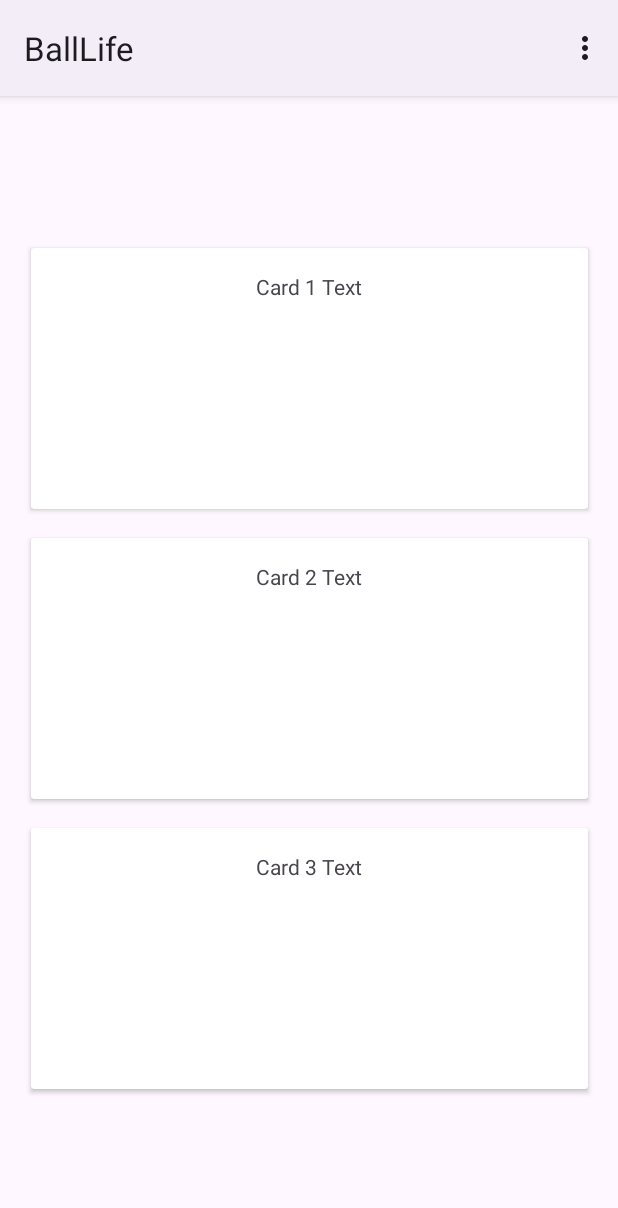
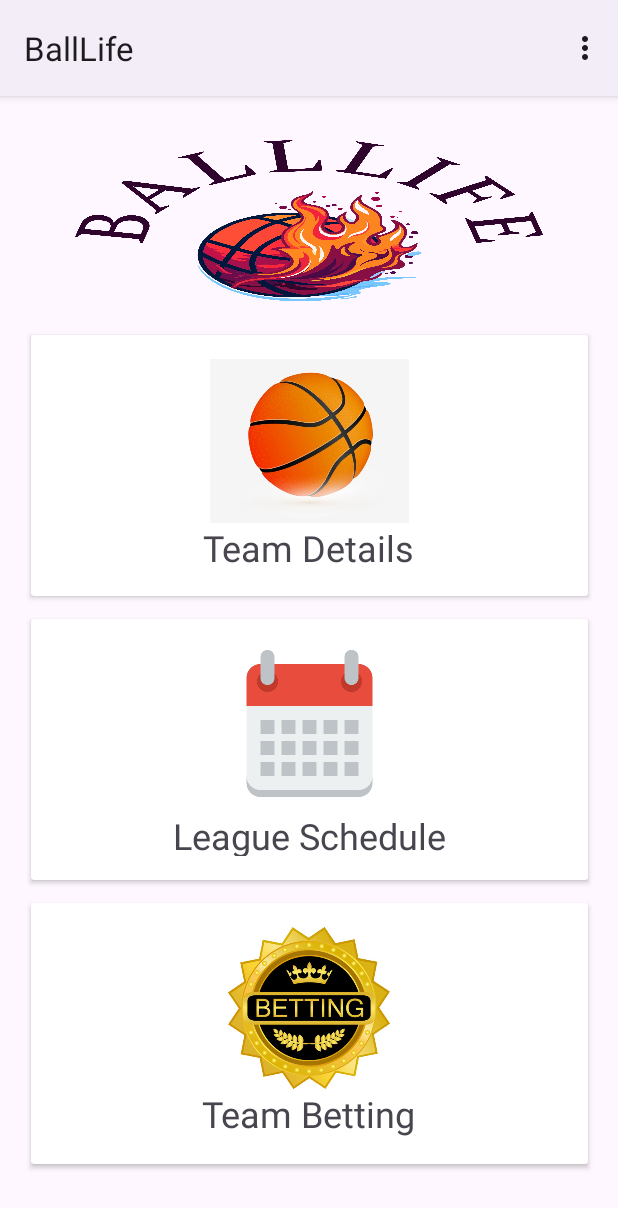
Before and after one commit to imufiii/Capstone-INFO6134, an Android app: the screen it shows after launch (MainActivity), on a phone screen of 412 x 824 dp. Shown: the top 1208 px of the screen. Run offline under Robolectric (Android 15) with nearby library versions, the phone set to English and light mode, and no system bars.

Commit message:
added logos and headings

```diff
--- a/app/src/main/res/layout/activity_main.xml
+++ b/app/src/main/res/layout/activity_main.xml
@@ -8,22 +8,23 @@
 
     <ImageView
         android:id="@+id/logoImageView"
-        android:layout_width="wrap_content"
-        android:layout_height="wrap_content"
-        android:layout_marginStart="171dp"
-        android:layout_marginTop="81dp"
-        android:layout_marginEnd="182dp"
-
+        android:layout_width="370dp"
+        android:layout_height="133dp"
+        android:layout_marginStart="20dp"
+        android:layout_marginTop="16dp"
+        android:layout_marginEnd="20dp"
+        android:scaleType="fitXY"
         app:layout_constraintEnd_toEndOf="parent"
         app:layout_constraintStart_toStartOf="parent"
-        app:layout_constraintTop_toTopOf="parent" />
+        app:layout_constraintTop_toTopOf="parent"
+        app:srcCompat="@drawable/logo" />
 
     <androidx.cardview.widget.CardView
         android:id="@+id/cardView"
         android:layout_width="371dp"
         android:layout_height="174dp"
         android:layout_marginStart="20dp"
-        android:layout_marginTop="20dp"
+        android:layout_marginTop="10dp"
         android:layout_marginEnd="20dp"
         android:clickable="true"
         android:focusable="true"
@@ -39,16 +40,17 @@
             android:padding="16dp">
 
             <ImageView
-                android:layout_width="wrap_content"
-                android:layout_height="wrap_content"
-
-                android:layout_gravity="center"/>
+                android:layout_width="270dp"
+                android:layout_height="109dp"
+                android:layout_gravity="center"
+                app:srcCompat="@drawable/team" />
 
             <TextView
                 android:layout_width="wrap_content"
                 android:layout_height="wrap_content"
-                android:text="Card 1 Text"
-                android:layout_gravity="center"/>
+                android:layout_gravity="center"
+                android:text="Team Details"
+                android:textSize="24sp" />
         </LinearLayout>
     </androidx.cardview.widget.CardView>
 
@@ -57,7 +59,7 @@
         android:layout_width="371dp"
         android:layout_height="174dp"
         android:layout_marginStart="20dp"
-        android:layout_marginTop="19dp"
+        android:layout_marginTop="15dp"
         android:layout_marginEnd="20dp"
         android:layout_marginBottom="19dp"
         android:clickable="true"
@@ -75,16 +77,18 @@
             android:padding="16dp">
 
             <ImageView
-                android:layout_width="wrap_content"
-                android:layout_height="wrap_content"
+                android:layout_width="343dp"
+                android:layout_height="112dp"
 
-                android:layout_gravity="center"/>
+                android:layout_gravity="center"
+                app:srcCompat="@drawable/schedule" />
 
             <TextView
                 android:layout_width="wrap_content"
                 android:layout_height="wrap_content"
-                android:text="Card 2 Text"
-                android:layout_gravity="center"/>
+                android:layout_gravity="center"
+                android:text="League Schedule"
+                android:textSize="24sp" />
         </LinearLayout>
     </androidx.cardview.widget.CardView>
 
@@ -93,7 +97,7 @@
         android:layout_width="371dp"
         android:layout_height="174dp"
         android:layout_marginStart="20dp"
-        android:layout_marginTop="19dp"
+        android:layout_marginTop="15dp"
         android:layout_marginEnd="20dp"
         android:clickable="true"
         android:focusable="true"
@@ -109,16 +113,18 @@
             android:padding="16dp">
 
             <ImageView
-                android:layout_width="wrap_content"
-                android:layout_height="wrap_content"
+                android:layout_width="329dp"
+                android:layout_height="108dp"
 
-                android:layout_gravity="center"/>
+                android:layout_gravity="center"
+                app:srcCompat="@drawable/betting" />
 
             <TextView
                 android:layout_width="wrap_content"
                 android:layout_height="wrap_content"
-                android:text="Card 3 Text"
-                android:layout_gravity="center"/>
+                android:layout_gravity="center"
+                android:text="Team Betting"
+                android:textSize="24sp" />
         </LinearLayout>
     </androidx.cardview.widget.CardView>
 
```
Also changed, not shown: app/src/main/res/drawable/betting.jpg (added), app/src/main/res/drawable/logo.png (added), app/src/main/res/drawable/schedule.webp (added), app/src/main/res/drawable/team.jpg (added).
